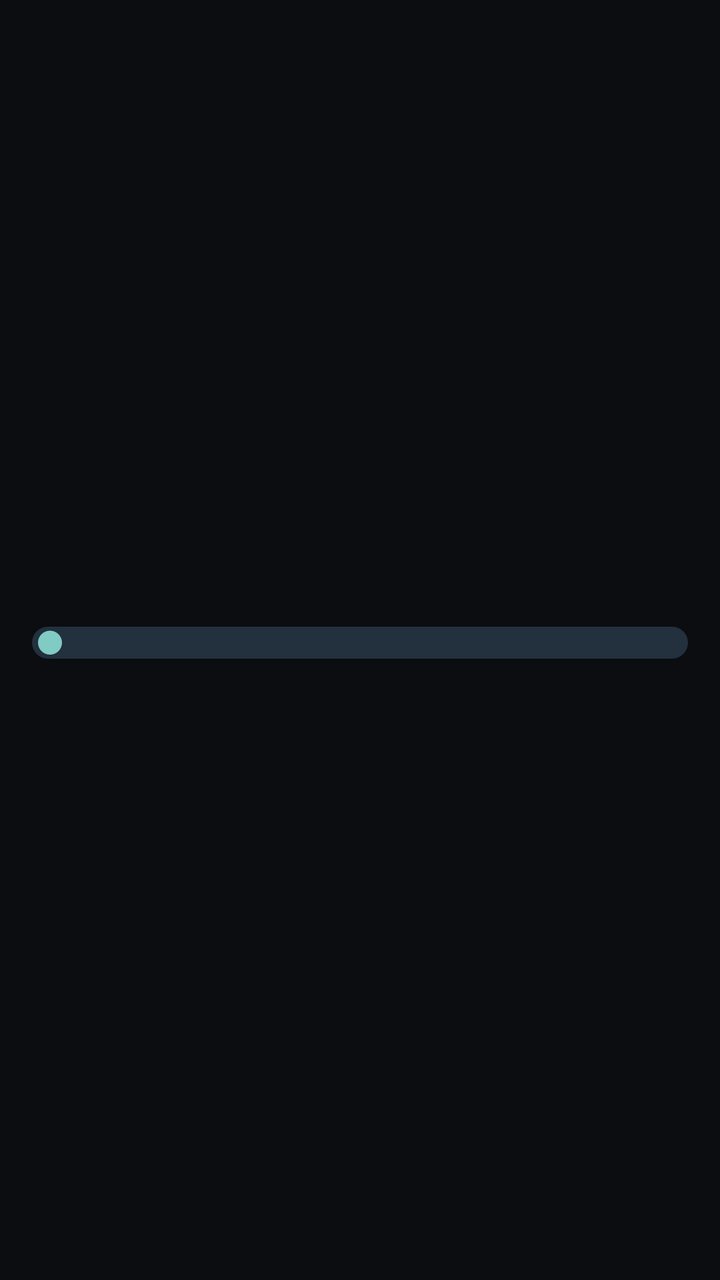
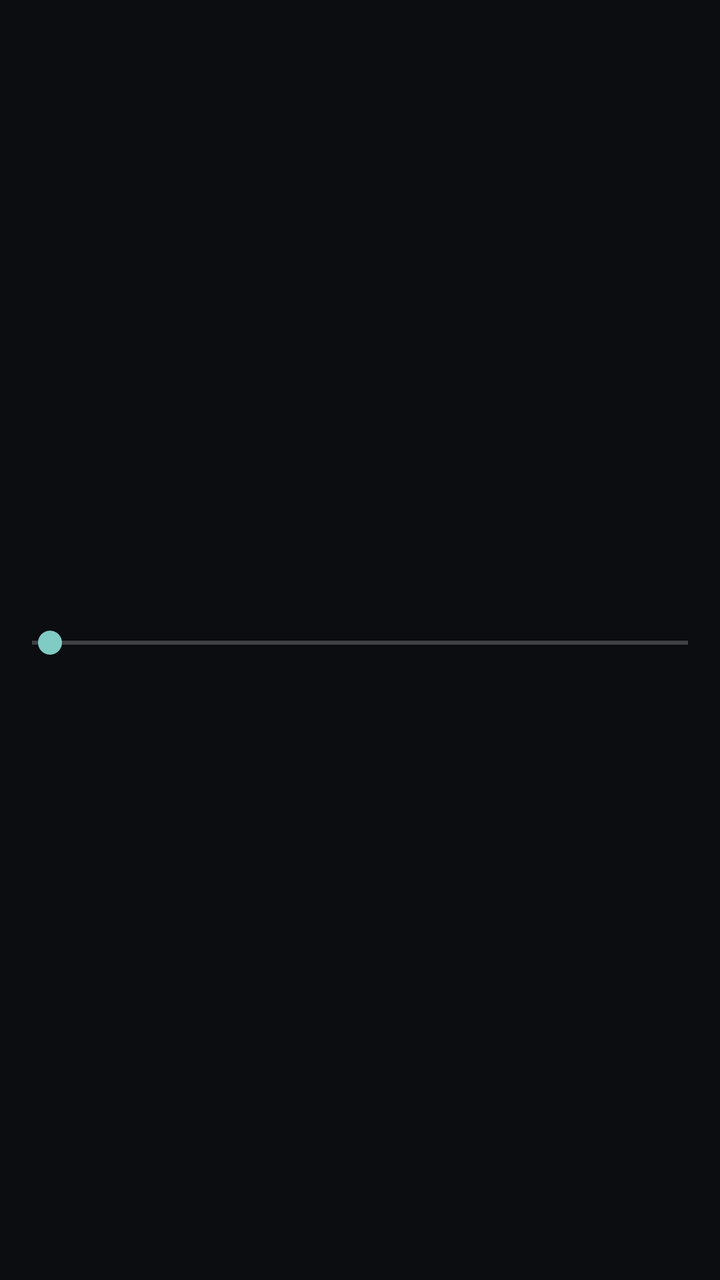

Compare the two renders of this Android layout. The source of the first and the diff that turns it into the second are given below.
<!-- AndroidManifest.xml: application theme Theme.MantraRoute -->
<!-- res/layout/volume_row.xml -->
<?xml version="1.0" encoding="utf-8"?>
<LinearLayout xmlns:android="http://schemas.android.com/apk/res/android"
    android:layout_width="match_parent"
    android:layout_height="match_parent"
    android:clipChildren="false"
    android:clipToPadding="false"
    android:gravity="center_vertical"
    android:orientation="vertical">

    <LinearLayout
        android:layout_width="match_parent"
        android:layout_height="wrap_content"
        android:gravity="center_vertical"
        android:orientation="horizontal">

        <ImageView
            android:id="@+id/volume_glyph"
            android:layout_width="30dp"
            android:layout_height="30dp"
            android:contentDescription="@null" />

        <TextView
            android:id="@+id/volume_label"
            android:layout_width="0dp"
            android:layout_height="wrap_content"
            android:layout_weight="1"
            android:layout_marginStart="12dp"
            android:textColor="@color/sand"
            android:textSize="20sp" />
    </LinearLayout>

    <FrameLayout
        android:layout_width="match_parent"
        android:layout_height="wrap_content"
        android:layout_marginTop="6dp"
        android:clipChildren="false"
        android:clipToPadding="false">

        <SeekBar
            android:id="@+id/volume_bar"
            android:layout_width="match_parent"
            android:layout_height="wrap_content"
            android:max="100"
            android:progressDrawable="@drawable/slider_track"
            android:splitTrack="false"
            android:thumbOffset="0dp" />

        <TextView
            android:id="@+id/volume_bubble"
            android:layout_width="wrap_content"
            android:layout_height="wrap_content"
            android:layout_gravity="top|start"
            android:background="@drawable/bubble_bg"
            android:gravity="center"
            android:minWidth="84dp"
            android:paddingStart="16dp"
            android:paddingEnd="16dp"
            android:paddingTop="4dp"
            android:paddingBottom="4dp"
            android:textColor="@color/ground"
            android:textSize="32sp"
            android:textStyle="bold"
            android:visibility="invisible" />
    </FrameLayout>
</LinearLayout>
<!-- resources referenced by this layout -->
<resources>
  <color name="ground">#0B0D10</color>
  <color name="sand">#F2DDB4</color>
  <!-- drawable bubble_bg (drawable) -->
  <?xml version="1.0" encoding="utf-8"?>
  <shape xmlns:android="http://schemas.android.com/apk/res/android"
      android:shape="rectangle">
      <solid android:color="@color/amber" />
      <corners android:radius="14dp" />
  </shape>
  <!-- drawable slider_track (drawable) -->
  <?xml version="1.0" encoding="utf-8"?>
  <layer-list xmlns:android="http://schemas.android.com/apk/res/android">
      <item android:id="@android:id/background">
          <shape android:shape="rectangle">
              <solid android:color="@color/slate" />
              <corners android:radius="8dp" />
              <size android:height="16dp" />
          </shape>
      </item>
      <item android:id="@android:id/progress">
          <clip>
              <shape android:shape="rectangle">
                  <solid android:color="#3E6B63" />
                  <corners android:radius="8dp" />
                  <size android:height="16dp" />
              </shape>
          </clip>
      </item>
  </layer-list>
  <style name="Theme.MantraRoute" parent="Theme.AppCompat.NoActionBar">
          <item name="android:windowBackground">@color/ground</item>
          <item name="android:textColor">@color/sand</item>
          <item name="android:statusBarColor">@color/ground</item>
          <item name="android:navigationBarColor">@color/ground</item>
      </style>
  <color name="amber">#F59E0B</color>
  <color name="slate">#23303D</color>
</resources>

<!-- the commit's change to res/layout/volume_row.xml (unified diff, before → after) -->
@@ -41,8 +41,7 @@
             android:layout_width="match_parent"
             android:layout_height="wrap_content"
             android:max="100"
-            android:progressDrawable="@drawable/slider_track"
-            android:splitTrack="false"
+                android:splitTrack="false"
             android:thumbOffset="0dp" />
 
         <TextView
@@ -50,7 +49,6 @@
             android:layout_width="wrap_content"
             android:layout_height="wrap_content"
             android:layout_gravity="top|start"
-            android:background="@drawable/bubble_bg"
             android:gravity="center"
             android:minWidth="84dp"
             android:paddingStart="16dp"
<!-- resource entries referenced after the edit -->
@@ -2,40 +2,11 @@
 <resources>
   <color name="ground">#0B0D10</color>
   <color name="sand">#F2DDB4</color>
-  <!-- drawable bubble_bg (drawable) -->
-  <?xml version="1.0" encoding="utf-8"?>
-  <shape xmlns:android="http://schemas.android.com/apk/res/android"
-      android:shape="rectangle">
-      <solid android:color="@color/amber" />
-      <corners android:radius="14dp" />
-  </shape>
-  <!-- drawable slider_track (drawable) -->
-  <?xml version="1.0" encoding="utf-8"?>
-  <layer-list xmlns:android="http://schemas.android.com/apk/res/android">
-      <item android:id="@android:id/background">
-          <shape android:shape="rectangle">
-              <solid android:color="@color/slate" />
-              <corners android:radius="8dp" />
-              <size android:height="16dp" />
-          </shape>
-      </item>
-      <item android:id="@android:id/progress">
-          <clip>
-              <shape android:shape="rectangle">
-                  <solid android:color="#3E6B63" />
-                  <corners android:radius="8dp" />
-                  <size android:height="16dp" />
-              </shape>
-          </clip>
-      </item>
-  </layer-list>
   <style name="Theme.MantraRoute" parent="Theme.AppCompat.NoActionBar">
           <item name="android:windowBackground">@color/ground</item>
           <item name="android:textColor">@color/sand</item>
           <item name="android:statusBarColor">@color/ground</item>
           <item name="android:navigationBarColor">@color/ground</item>
       </style>
-  <color name="amber">#F59E0B</color>
-  <color name="slate">#23303D</color>
 </resources>
 
